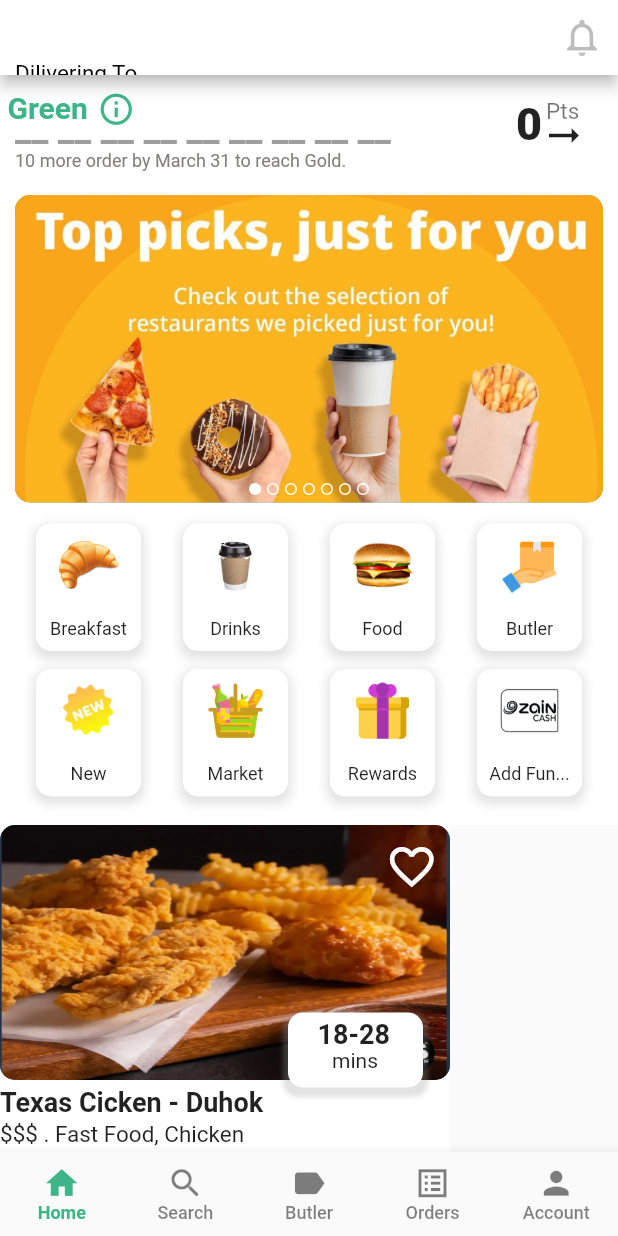
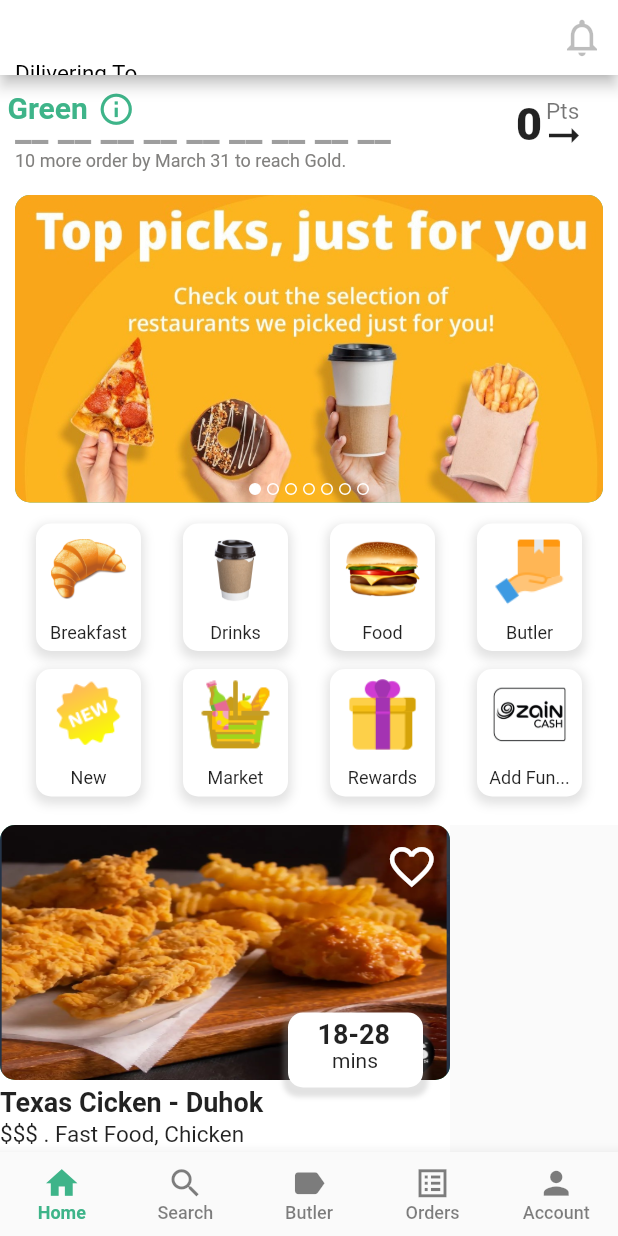
Before and after one commit to DevLayth/toters, a Flutter app: the screen it shows after launch, on a phone screen of 412 x 824 dp. Run offline on Flutter 3.47's test engine with Material 2 defaults, Android fonts, the phone set to English and light mode, and no system bars; drawn by our look-alikes of carousel_slider; missing offline and left inert: dart:ffi.

Commit message:
catg update

```diff
--- a/lib/layth/catg_card.dart
+++ b/lib/layth/catg_card.dart
@@ -30,8 +30,8 @@ class catcard extends StatelessWidget {
         children: [
           Image.asset(
             img,
-            height: 40,
-            width: 40,
+            height: 50,
+            width: 50,
           ),
           Text(
             title,
```
